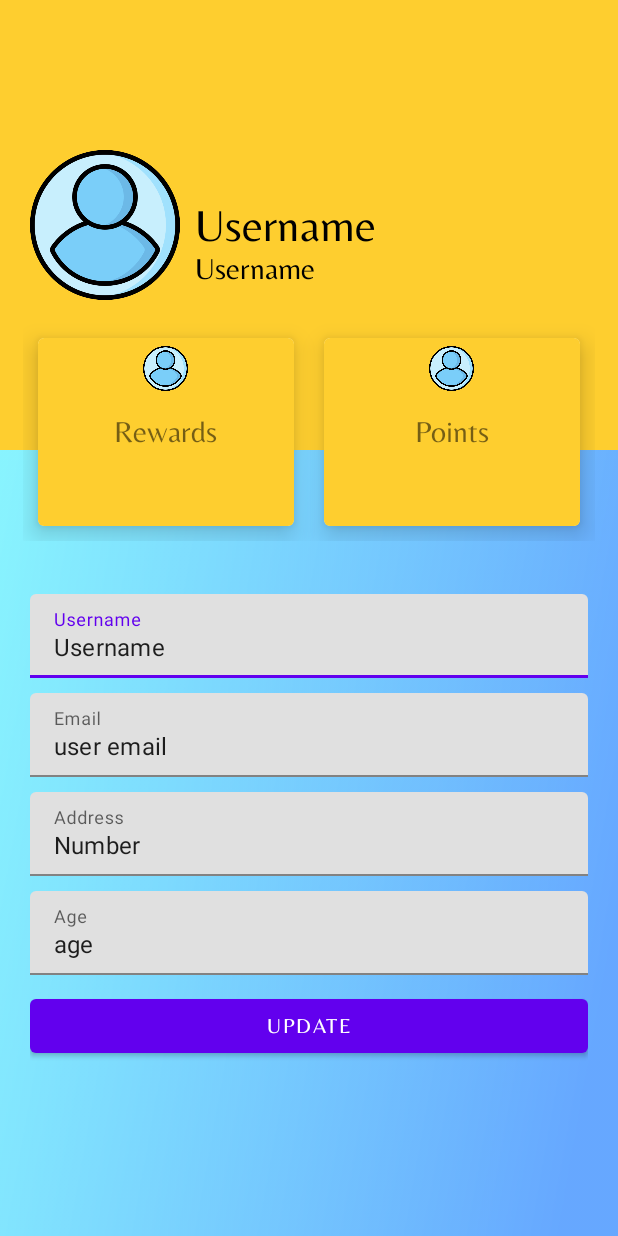
After one commit to ArerehRaj/Panic-Button-App, an Android app: the ProfileActivity screen opened directly, with no data from a screen before it, on a phone screen of 412 x 824 dp. The commit adds this screen. Run offline under Robolectric (Android 15) with nearby library versions, the phone set to English and light mode, and no system bars; libraries missing offline, so code that uses them is left out: com.parse; 3 statements that could not run were skipped.

Commit message:
Profile Done

```diff
--- a/app/src/main/AndroidManifest.xml
+++ b/app/src/main/AndroidManifest.xml
@@ -19,7 +19,8 @@
         android:roundIcon="@mipmap/ic_launcher_round"
         android:supportsRtl="true"
         android:theme="@style/Theme.PanicButton">
-        <activity android:name=".PanicButtonActivity"></activity>
+        <activity android:name=".ProfileActivity"></activity>
+        <activity android:name=".PanicButtonActivity" />
         <!--
              The API key for Google Maps-based APIs is defined as a string resource.
              (See the file "res/values/google_maps_api.xml").
--- a/app/src/main/java/com/example/panicbutton/HomeActivity.java
+++ b/app/src/main/java/com/example/panicbutton/HomeActivity.java
@@ -79,4 +79,17 @@ public class HomeActivity extends AppCompatActivity {
         Intent intent = new Intent(HomeActivity.this, PanicButtonActivity.class);
         startActivity(intent);
     }
+
+    public void goToContacts(View view)
+    {
+//        Intent intent = new Intent(HomeActivity.this, .class);
+//        startActivity(intent);
+    }
+
+    public void goTOProfile(View view)
+    {
+        Intent intent = new Intent(HomeActivity.this, ProfileActivity.class);
+        startActivity(intent);
+    }
+
 }
--- /dev/null
+++ b/app/src/main/java/com/example/panicbutton/ProfileActivity.java
@@ -0,0 +1,89 @@
+package com.example.panicbutton;
+
+import androidx.appcompat.app.AppCompatActivity;
+
+import android.os.Bundle;
+import android.view.View;
+import android.widget.TextView;
+
+import com.google.android.material.textfield.TextInputEditText;
+import com.parse.FindCallback;
+import com.parse.Parse;
+import com.parse.ParseException;
+import com.parse.ParseObject;
+import com.parse.ParseQuery;
+import com.parse.ParseUser;
+
+import java.util.List;
+
+public class ProfileActivity extends AppCompatActivity {
+
+    TextInputEditText username;
+    TextInputEditText userEmail;
+    TextInputEditText userPhone;
+    TextInputEditText userAge;
+    TextView profileName;
+    TextView gender;
+
+    @Override
+    protected void onCreate(Bundle savedInstanceState) {
+        super.onCreate(savedInstanceState);
+        setContentView(R.layout.activity_profile);
+
+        username = findViewById(R.id.inputUsername);
+        userEmail = findViewById(R.id.inputUserEmail);
+        userPhone = findViewById(R.id.inputUserAddress);
+        userAge = findViewById(R.id.inputUserAge);
+        profileName = findViewById(R.id.profile_name);
+        gender = findViewById(R.id.gender);
+
+        getSupportActionBar().hide();
+
+        ParseQuery<ParseUser> user = ParseUser.getQuery();
+        user.whereEqualTo("username", ParseUser.getCurrentUser().getUsername());
+
+        user.findInBackground(new FindCallback<ParseUser>() {
+            @Override
+            public void done(List<ParseUser> objects, ParseException e) {
+                if(e == null)
+                {
+                    for(ParseObject object : objects)
+                    {
+                        username.setText(object.get("FullName").toString() + " " + object.get("LastName").toString());
+                        userEmail.setText(object.get("email").toString());
+                        userPhone.setText(object.get("Address").toString());
+                        userAge.setText(object.get("Age").toString());
+                        profileName.setText(object.get("username").toString());
+                        gender.setText(object.get("Gender").toString());
+                    }
+                }
+            }
+        });
+    }
+
+    public void updateProfile(View view)
+    {
+        ParseQuery<ParseUser> user = ParseUser.getQuery();
+        user.whereEqualTo("username", ParseUser.getCurrentUser().getUsername());
+
+        user.findInBackground(new FindCallback<ParseUser>() {
+            @Override
+            public void done(List<ParseUser> objects, ParseException e) {
+                if(e == null)
+                {
+                    for(ParseObject object : objects)
+                    {
+                        System.out.println(userAge.getText().toString());
+                        object.put("FullName",username.getText().toString());
+                        object.put("LastName",object.get("LastName").toString());
+                        object.put("email",userEmail.getText().toString());
+                        object.put("Address",userPhone.getText().toString());
+                        object.put("Age",userAge.getText().toString());
+                        object.saveInBackground();
+                    }
+                }
+            }
+        });
+
+    }
+}
--- a/app/src/main/res/layout/activity_home.xml
+++ b/app/src/main/res/layout/activity_home.xml
@@ -43,6 +43,8 @@
                 android:layout_height="140dp"
                 android:layout_rowWeight="1"
                 android:layout_columnWeight="1"
+                android:clickable="true"
+                android:onClick="goToContacts"
                 android:layout_margin="18dp"
                 app:cardElevation="6dp"
                 app:cardCornerRadius="5dp">
@@ -113,6 +115,8 @@
                 android:layout_height="140dp"
                 android:layout_rowWeight="1"
                 android:layout_columnWeight="1"
+                android:clickable="true"
+                android:onClick="goTOProfile"
                 android:layout_margin="18dp"
                 app:cardElevation="6dp"
                 app:cardCornerRadius="5dp">
--- /dev/null
+++ b/app/src/main/res/layout/activity_profile.xml
@@ -0,0 +1,200 @@
+<?xml version="1.0" encoding="utf-8"?>
+<LinearLayout xmlns:android="http://schemas.android.com/apk/res/android"
+    xmlns:app="http://schemas.android.com/apk/res-auto"
+    xmlns:tools="http://schemas.android.com/tools"
+    android:layout_width="match_parent"
+    android:layout_height="match_parent"
+    android:background="@drawable/background"
+    android:orientation="vertical"
+    tools:context=".ProfileActivity">
+
+    <RelativeLayout
+        android:layout_width="match_parent"
+        android:layout_height="300dp"
+        android:background="#fece2f"
+        android:padding="20dp">
+
+        <ImageView
+            android:layout_width="100dp"
+            android:layout_height="100dp"
+            android:id="@+id/profile_image"
+            android:src="@drawable/userone"
+            android:layout_centerVertical="true"/>
+
+        <TextView
+            android:layout_width="wrap_content"
+            android:layout_height="wrap_content"
+            android:textSize="30sp"
+            android:fontFamily="@font/belleza"
+            android:textColor="@color/black"
+            android:id="@+id/profile_name"
+            android:text="Username"
+            android:layout_toRightOf="@+id/profile_image"
+            android:includeFontPadding="false"
+            android:layout_centerVertical="true"
+            android:layout_marginLeft="10dp"/>
+
+        <TextView
+            android:layout_width="wrap_content"
+            android:layout_height="wrap_content"
+            android:textSize="20sp"
+            android:fontFamily="@font/belleza"
+            android:id="@+id/gender"
+            android:textColor="@color/black"
+            android:includeFontPadding="false"
+            android:text="Username"
+            android:layout_toRightOf="@+id/profile_image"
+            android:layout_below="@+id/profile_name"
+            android:layout_marginLeft="10dp"/>
+
+    </RelativeLayout>
+
+    <LinearLayout
+        android:layout_width="match_parent"
+        android:layout_height="wrap_content"
+        android:layout_marginTop="-100dp"
+        android:padding="15sp">
+
+        <com.google.android.material.card.MaterialCardView
+            android:layout_width="0dp"
+            android:layout_height="125dp"
+            android:layout_margin="10dp"
+            app:cardElevation="10dp"
+            android:layout_weight="1">
+
+            <RelativeLayout
+                android:layout_width="match_parent"
+                android:layout_height="match_parent"
+                android:background="#fece2f"
+                android:padding="5dp">
+
+                <ImageView
+                    android:layout_width="30dp"
+                    android:layout_height="30dp"
+                    android:src="@drawable/userone"
+                    android:layout_centerHorizontal="true"/>
+
+                <TextView
+                    android:layout_width="wrap_content"
+                    android:layout_height="wrap_content"
+                    android:id="@+id/firstID"
+                    android:text="Rewards"
+                    android:fontFamily="@font/belleza"
+                    android:layout_centerInParent="true"
+                    android:textSize="20dp"/>
+
+            </RelativeLayout>
+
+        </com.google.android.material.card.MaterialCardView>
+
+        <com.google.android.material.card.MaterialCardView
+            android:layout_width="0dp"
+            android:layout_height="125dp"
+            android:layout_margin="10dp"
+            app:cardElevation="10dp"
+            android:layout_weight="1">
+
+            <RelativeLayout
+                android:layout_width="match_parent"
+                android:layout_height="match_parent"
+                android:background="#fece2f"
+                android:padding="5dp">
+
+                <ImageView
+                    android:layout_width="30dp"
+                    android:layout_height="30dp"
+                    android:src="@drawable/userone"
+                    android:layout_centerHorizontal="true"/>
+
+                <TextView
+                    android:layout_width="wrap_content"
+                    android:layout_height="wrap_content"
+                    android:id="@+id/secondID"
+                    android:text="Points"
+                    android:fontFamily="@font/belleza"
+                    android:layout_centerInParent="true"
+                    android:textSize="20dp"/>
+
+            </RelativeLayout>
+
+        </com.google.android.material.card.MaterialCardView>
+
+    </LinearLayout>
+
+    <LinearLayout
+        android:layout_width="match_parent"
+        android:layout_height="wrap_content"
+        android:orientation="vertical"
+        android:padding="20dp">
+
+        <com.google.android.material.textfield.TextInputLayout
+            android:layout_width="match_parent"
+            android:layout_height="wrap_content"
+            android:layout_marginBottom="10dp"
+            android:hint="Username">
+
+            <com.google.android.material.textfield.TextInputEditText
+                android:layout_width="match_parent"
+                android:layout_height="wrap_content"
+                android:id="@+id/inputUsername"
+                android:text="Username"/>
+
+
+        </com.google.android.material.textfield.TextInputLayout>
+
+        <com.google.android.material.textfield.TextInputLayout
+            android:layout_width="match_parent"
+            android:layout_height="wrap_content"
+            android:layout_marginBottom="10dp"
+            android:hint="Email">
+
+            <com.google.android.material.textfield.TextInputEditText
+                android:layout_width="match_parent"
+                android:layout_height="wrap_content"
+                android:id="@+id/inputUserEmail"
+                android:text="user email"/>
+
+
+        </com.google.android.material.textfield.TextInputLayout>
+
+        <com.google.android.material.textfield.TextInputLayout
+            android:layout_width="match_parent"
+            android:layout_height="wrap_content"
+            android:layout_marginBottom="10dp"
+            android:hint="Address">
+
+            <com.google.android.material.textfield.TextInputEditText
+                android:layout_width="match_parent"
+                android:layout_height="wrap_content"
+                android:id="@+id/inputUserAddress"
+                android:text="Number"/>
+
+
+        </com.google.android.material.textfield.TextInputLayout>
+
+        <com.google.android.material.textfield.TextInputLayout
+            android:layout_width="match_parent"
+            android:layout_height="wrap_content"
+            android:layout_marginBottom="10dp"
+            android:hint="Age">
+
+            <com.google.android.material.textfield.TextInputEditText
+                android:layout_width="match_parent"
+                android:layout_height="wrap_content"
+                android:id="@+id/inputUserAge"
+                android:text="age"/>
+
+
+        </com.google.android.material.textfield.TextInputLayout>
+
+        <Button
+            android:layout_width="match_parent"
+            android:layout_height="wrap_content"
+            android:onClick="updateProfile"
+            android:text="UPDATE"
+            android:fontFamily="@font/belleza">
+        </Button>
+
+    </LinearLayout>
+
+</LinearLayout>
```
